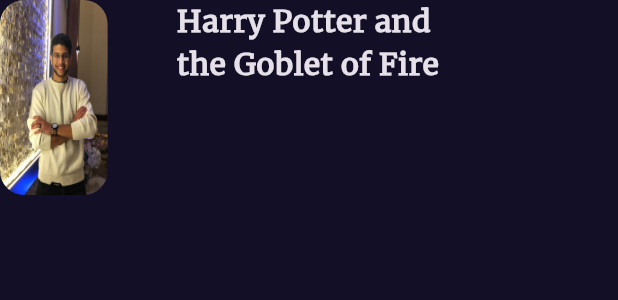
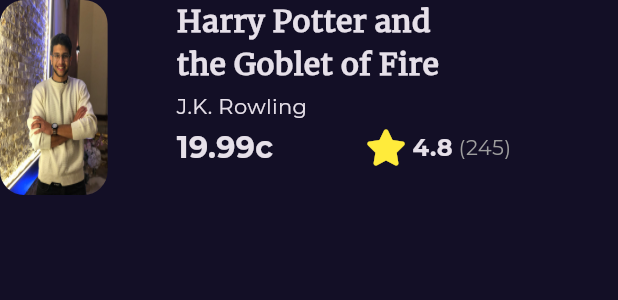
Before and after one commit to ramy23149/bookly_app, a Flutter app: the BestSellerListViewItem widget shown alone on an empty page, opened directly, on a phone screen of 412 x 824 dp. Shown: the top 300 px of the screen. Run offline on Flutter 3.47's test engine with Material 3 defaults, Android fonts, the phone set to English and light mode, and no system bars; our stand-ins replace font_awesome_flutter, get, google_fonts.

Commit message:
BestSeller Item done

```diff
--- a/lib/core/styles.dart
+++ b/lib/core/styles.dart
@@ -1,22 +1,19 @@
 import 'package:bookly_app/constans.dart';
 import 'package:flutter/material.dart';
+
 abstract class Styles {
   static const textStyle18 =
-      TextStyle(fontWeight: FontWeight.w600, fontSize: 18 );
+      TextStyle(fontWeight: FontWeight.w600, fontSize: 18);
 
-      static const textStyle20 =
-      TextStyle(fontWeight: FontWeight.w600, fontSize: 20,fontFamily: KMerriweather );
+  static const textStyle20 = TextStyle(
+      fontWeight: FontWeight.w600, fontSize: 20,);
 
+  static const textStyle30 = TextStyle(
+      fontWeight: FontWeight.normal, fontSize: 30, fontFamily: KMerriweather);
 
-       static const textStyle30 =
-      TextStyle(fontWeight: FontWeight.normal, fontSize: 30,fontFamily: KMerriweather );
+  static const textStyle14 =
+      TextStyle(fontWeight: FontWeight.normal, fontSize: 14);
 
-
-        static const textStyle14 =
-      TextStyle(fontWeight: FontWeight.normal, fontSize: 14 );
-
-        static const textStyle16 =
-      TextStyle(fontWeight: FontWeight.w500, fontSize: 16 );
-
-
+  static const textStyle16 =
+      TextStyle(fontWeight: FontWeight.w500, fontSize: 16);
 }
--- /dev/null
+++ b/lib/features/home/presentation/views/widgets/Best_Seller_List_View_Item.dart
@@ -0,0 +1,91 @@
+import 'package:bookly_app/constans.dart';
+import 'package:bookly_app/core/styles.dart';
+import 'package:flutter/material.dart';
+import 'package:font_awesome_flutter/font_awesome_flutter.dart';
+
+class BestSellerListViewItem extends StatelessWidget {
+  const BestSellerListViewItem({super.key});
+
+  @override
+  Widget build(BuildContext context) {
+    return SizedBox(
+      height: 130,
+      child: Row(
+        children: [
+          AspectRatio(
+            aspectRatio: 2.7 / 4,
+            child: Padding(
+              padding: const EdgeInsets.only(right: 16),
+              child: Container(
+                decoration: BoxDecoration(
+                    borderRadius: BorderRadius.circular(16),
+                    image: const DecorationImage(
+                        fit: BoxFit.fill,
+                        image: AssetImage(
+                          'assets/images/me.jpg',
+                        ))),
+              ),
+            ),
+          ),
+          const SizedBox(
+            width: 30,
+          ),
+          Column(
+            crossAxisAlignment: CrossAxisAlignment.start,
+            children: [
+              SizedBox(
+                width: MediaQuery.of(context).size.width * .5,
+                child: Text(
+                  'Harry Potter and the Goblet of Fire',
+                  style: Styles.textStyle20.copyWith(fontFamily: KMerriweather),
+                  maxLines: 2,
+                  overflow: TextOverflow.ellipsis,
+                ),
+              ),
+              const SizedBox(
+                height: 3,
+              ),
+              const Text(
+                'J.K. Rowling',
+                style: Styles.textStyle14,
+              ),
+              const SizedBox(
+                height: 3,
+              ),
+              Row(
+                children: [
+                  Text(
+                    '19.99c',
+                    style: Styles.textStyle20
+                        .copyWith(fontWeight: FontWeight.bold),
+                  ),
+                   SizedBox(width: MediaQuery.of(context).size.width * .15),
+
+                  const Icon(
+                    FontAwesomeIcons.solidStar,
+                    color: Colors.yellow,
+                  ),
+                  const SizedBox(
+                    width: 7,
+                  ),
+                  Text(
+                    '4.8',
+                    style: Styles.textStyle16
+                        .copyWith(fontWeight: FontWeight.bold),
+                  ),
+                  const SizedBox(
+                    width: 3.7,
+                  ),
+                  Text(
+                    '(245)',
+                    style: Styles.textStyle14.copyWith(color: Colors.grey),
+                  ),
+                ],
+              )
+            ],
+          )
+        ],
+      ),
+    );
+  }
+}
--- a/lib/features/home/presentation/views/widgets/home_view_body.dart
+++ b/lib/features/home/presentation/views/widgets/home_view_body.dart
@@ -1,4 +1,6 @@
+import 'package:bookly_app/constans.dart';
 import 'package:bookly_app/core/styles.dart';
+import 'package:bookly_app/features/home/presentation/views/widgets/Best_Seller_List_View_Item.dart';
 import 'package:bookly_app/features/home/presentation/views/widgets/costum_appbar.dart';
 import 'package:bookly_app/features/home/presentation/views/widgets/uper_list_view.dart';
 import 'package:flutter/material.dart';
@@ -9,7 +11,7 @@
   @override
   Widget build(BuildContext context) {
     return const Padding(
-      padding: EdgeInsets.only(left: 16),
+      padding: EdgeInsets.only(left: 30),
       child: Column(
         crossAxisAlignment: CrossAxisAlignment.start,
         children: [
@@ -29,47 +31,3 @@
     );
   }
 }
-
-class BestSellerListViewItem extends StatelessWidget {
-  const BestSellerListViewItem({super.key});
-
-  @override
-  Widget build(BuildContext context) {
-    return SizedBox(
-      height: 130,
-      child: Row(
-        children: [
-          AspectRatio(
-            aspectRatio: 2.7 / 4,
-            child: Padding(
-              padding: const EdgeInsets.only(right: 16),
-              child: Container(
-                decoration: BoxDecoration(
-                    borderRadius: BorderRadius.circular(16),
-                    image: const DecorationImage(
-                        fit: BoxFit.fill,
-                        image: AssetImage(
-                          'assets/images/me.jpg',
-                        ))),
-              ),
-            ),
-          ),
-          const SizedBox(width: 30,),
-           Column(
-            children: [
-              SizedBox(
-                width: MediaQuery.of(context).size.width*.5,
-                child:const Text(
-                  'Harry Potter and the Goblet of Fire',
-                  style: Styles.textStyle20,
-                  maxLines: 2,
-                  overflow: TextOverflow.ellipsis,
-                ),
-              ),
-            ],
-          )
-        ],
-      ),
-    );
-  }
-}
```
